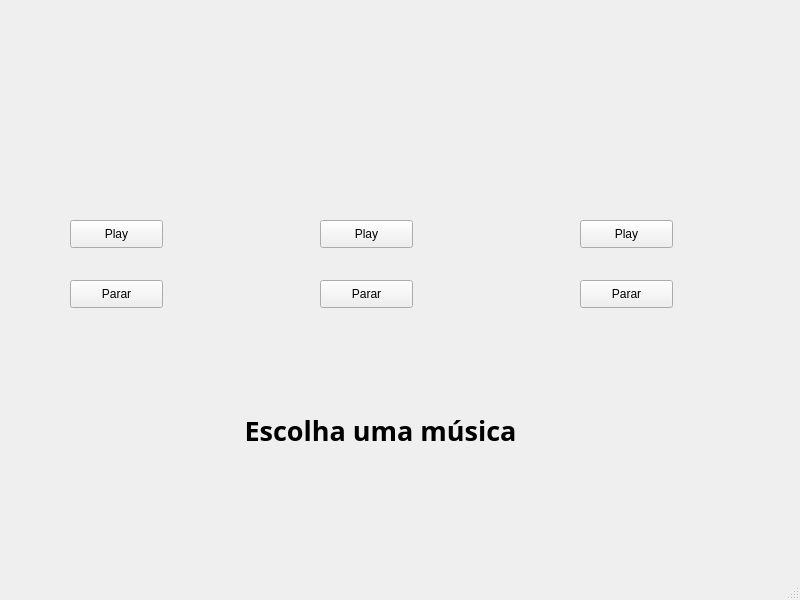
First picture: the form in reprodutormusical.ui, repository eridangs/QTdesigner, before the edit.
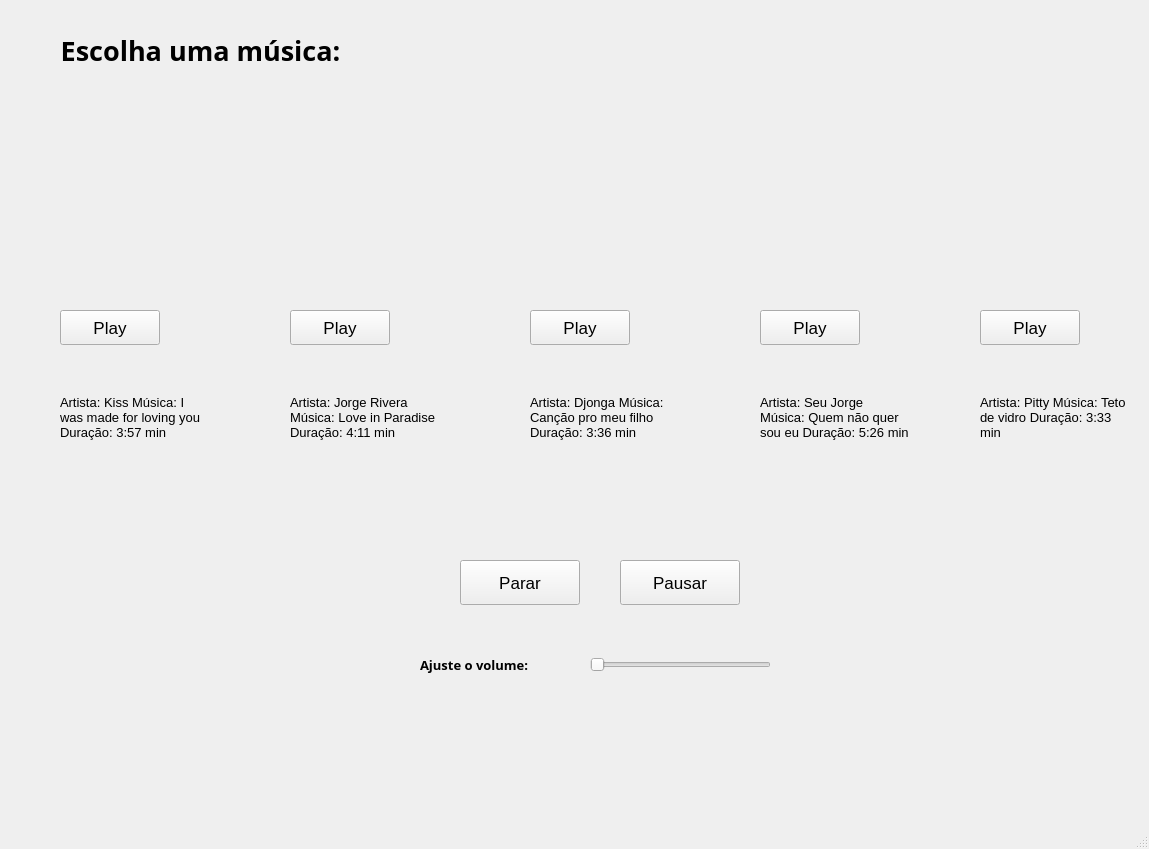
Second picture: the form after the edit. Icons and pictures are not drawn.

The edit to the form file:
```diff
--- a/reprodutormusical.ui
+++ b/reprodutormusical.ui
@@ -6,8 +6,8 @@
    <rect>
     <x>0</x>
     <y>0</y>
-    <width>800</width>
-    <height>600</height>
+    <width>1149</width>
+    <height>849</height>
    </rect>
   </property>
   <property name="windowTitle">
@@ -17,25 +17,55 @@
    <widget class="QPushButton" name="pushButton_play">
     <property name="geometry">
      <rect>
-      <x>70</x>
-      <y>220</y>
-      <width>93</width>
-      <height>28</height>
+      <x>60</x>
+      <y>310</y>
+      <width>100</width>
+      <height>35</height>
      </rect>
     </property>
+    <property name="baseSize">
+     <size>
+      <width>10</width>
+      <height>10</height>
+     </size>
+    </property>
+    <property name="font">
+     <font>
+      <pointsize>13</pointsize>
+      <weight>50</weight>
+      <bold>false</bold>
+     </font>
+    </property>
+    <property name="cursor">
+     <cursorShape>PointingHandCursor</cursorShape>
+    </property>
     <property name="text">
      <string>Play</string>
     </property>
+    <property name="checkable">
+     <bool>false</bool>
+    </property>
    </widget>
-   <widget class="QPushButton" name="pushButton_stop_1">
+   <widget class="QPushButton" name="pushButton_stop">
     <property name="geometry">
      <rect>
-      <x>70</x>
-      <y>280</y>
-      <width>93</width>
-      <height>28</height>
+      <x>460</x>
+      <y>560</y>
+      <width>120</width>
+      <height>45</height>
      </rect>
     </property>
+    <property name="font">
+     <font>
+      <pointsize>13</pointsize>
+     </font>
+    </property>
+    <property name="cursor">
+     <cursorShape>PointingHandCursor</cursorShape>
+    </property>
+    <property name="acceptDrops">
+     <bool>false</bool>
+    </property>
     <property name="text">
      <string>Parar</string>
     </property>
@@ -43,12 +73,18 @@
    <widget class="QLabel" name="label_imagem_1">
     <property name="geometry">
      <rect>
-      <x>30</x>
-      <y>50</y>
-      <width>161</width>
-      <height>141</height>
+      <x>50</x>
+      <y>170</y>
+      <width>130</width>
+      <height>125</height>
      </rect>
     </property>
+    <property name="sizeIncrement">
+     <size>
+      <width>10</width>
+      <height>10</height>
+     </size>
+    </property>
     <property name="text">
      <string/>
     </property>
@@ -58,102 +94,79 @@
     <property name="scaledContents">
      <bool>true</bool>
     </property>
+    <property name="openExternalLinks">
+     <bool>false</bool>
+    </property>
    </widget>
    <widget class="QPushButton" name="pushButton_play_2">
     <property name="geometry">
      <rect>
-      <x>320</x>
-      <y>220</y>
-      <width>93</width>
-      <height>28</height>
-     </rect>
-    </property>
-    <property name="text">
-     <string>Play</string>
-    </property>
-   </widget>
-   <widget class="QPushButton" name="pushButton_stop_2">
-    <property name="geometry">
-     <rect>
-      <x>320</x>
-      <y>280</y>
-      <width>93</width>
-      <height>28</height>
-     </rect>
-    </property>
-    <property name="text">
-     <string>Parar</string>
-    </property>
-   </widget>
-   <widget class="QLabel" name="label_imagem_2">
-    <property name="geometry">
-     <rect>
       <x>290</x>
-      <y>50</y>
-      <width>161</width>
-      <height>141</height>
+      <y>310</y>
+      <width>100</width>
+      <height>35</height>
      </rect>
     </property>
-    <property name="text">
-     <string/>
+    <property name="baseSize">
+     <size>
+      <width>10</width>
+      <height>10</height>
+     </size>
     </property>
-    <property name="pixmap">
-     <pixmap>spotify-icon-free-png.webp</pixmap>
+    <property name="font">
+     <font>
+      <pointsize>13</pointsize>
+      <weight>50</weight>
+      <bold>false</bold>
+     </font>
     </property>
-    <property name="scaledContents">
-     <bool>true</bool>
+    <property name="cursor">
+     <cursorShape>PointingHandCursor</cursorShape>
     </property>
-   </widget>
-   <widget class="QPushButton" name="pushButton_stop_3">
-    <property name="geometry">
-     <rect>
-      <x>580</x>
-      <y>280</y>
-      <width>93</width>
-      <height>28</height>
-     </rect>
-    </property>
     <property name="text">
-     <string>Parar</string>
+     <string>Play</string>
+    </property>
+    <property name="checkable">
+     <bool>false</bool>
     </property>
    </widget>
    <widget class="QPushButton" name="pushButton_play_3">
     <property name="geometry">
      <rect>
-      <x>580</x>
-      <y>220</y>
-      <width>93</width>
-      <height>28</height>
+      <x>530</x>
+      <y>310</y>
+      <width>100</width>
+      <height>35</height>
      </rect>
     </property>
+    <property name="baseSize">
+     <size>
+      <width>10</width>
+      <height>10</height>
+     </size>
+    </property>
+    <property name="font">
+     <font>
+      <pointsize>13</pointsize>
+      <weight>50</weight>
+      <bold>false</bold>
+     </font>
+    </property>
+    <property name="cursor">
+     <cursorShape>PointingHandCursor</cursorShape>
+    </property>
     <property name="text">
      <string>Play</string>
     </property>
-   </widget>
-   <widget class="QLabel" name="label_imagem_3">
-    <property name="geometry">
-     <rect>
-      <x>540</x>
-      <y>50</y>
-      <width>161</width>
-      <height>141</height>
-     </rect>
+    <property name="checkable">
+     <bool>false</bool>
     </property>
-    <property name="text">
-     <string/>
-    </property>
-    <property name="pixmap">
-     <pixmap>spotify-icon-free-png.webp</pixmap>
-    </property>
-    <property name="scaledContents">
-     <bool>true</bool>
-    </property>
    </widget>
-   <widget class="QLabel" name="label">
+   <widget class="QLabel" name="label_titulo">
     <property name="geometry">
      <rect>
-      <x>200</x>
-      <y>400</y>
+      <x>20</x>
+      <y>20</y>
       <width>361</width>
       <height>61</height>
      </rect>
@@ -167,7 +180,7 @@
      </font>
     </property>
     <property name="text">
-     <string>Escolha uma música</string>
+     <string>Escolha uma música:</string>
     </property>
     <property name="alignment">
      <set>Qt::AlignCenter</set>
@@ -176,13 +189,352 @@
      <number>1</number>
     </property>
    </widget>
+   <widget class="QPushButton" name="pushButton_pausar">
+    <property name="geometry">
+     <rect>
+      <x>620</x>
+      <y>560</y>
+      <width>120</width>
+      <height>45</height>
+     </rect>
+    </property>
+    <property name="font">
+     <font>
+      <pointsize>13</pointsize>
+     </font>
+    </property>
+    <property name="cursor">
+     <cursorShape>PointingHandCursor</cursorShape>
+    </property>
+    <property name="acceptDrops">
+     <bool>false</bool>
+    </property>
+    <property name="text">
+     <string>Pausar</string>
+    </property>
+   </widget>
+   <widget class="QSlider" name="horizontalSlider_volume">
+    <property name="geometry">
+     <rect>
+      <x>590</x>
+      <y>650</y>
+      <width>181</width>
+      <height>30</height>
+     </rect>
+    </property>
+    <property name="orientation">
+     <enum>Qt::Horizontal</enum>
+    </property>
+   </widget>
+   <widget class="QLabel" name="label_imagem_2">
+    <property name="geometry">
+     <rect>
+      <x>270</x>
+      <y>170</y>
+      <width>130</width>
+      <height>125</height>
+     </rect>
+    </property>
+    <property name="sizeIncrement">
+     <size>
+      <width>10</width>
+      <height>10</height>
+     </size>
+    </property>
+    <property name="text">
+     <string/>
+    </property>
+    <property name="pixmap">
+     <pixmap>spotify-icon-free-png.webp</pixmap>
+    </property>
+    <property name="scaledContents">
+     <bool>true</bool>
+    </property>
+    <property name="openExternalLinks">
+     <bool>false</bool>
+    </property>
+   </widget>
+   <widget class="QLabel" name="label_imagem_3">
+    <property name="geometry">
+     <rect>
+      <x>510</x>
+      <y>170</y>
+      <width>130</width>
+      <height>125</height>
+     </rect>
+    </property>
+    <property name="sizeIncrement">
+     <size>
+      <width>10</width>
+      <height>10</height>
+     </size>
+    </property>
+    <property name="text">
+     <string/>
+    </property>
+    <property name="pixmap">
+     <pixmap>spotify-icon-free-png.webp</pixmap>
+    </property>
+    <property name="scaledContents">
+     <bool>true</bool>
+    </property>
+    <property name="openExternalLinks">
+     <bool>false</bool>
+    </property>
+   </widget>
+   <widget class="QPushButton" name="pushButton_play_4">
+    <property name="geometry">
+     <rect>
+      <x>760</x>
+      <y>310</y>
+      <width>100</width>
+      <height>35</height>
+     </rect>
+    </property>
+    <property name="baseSize">
+     <size>
+      <width>10</width>
+      <height>10</height>
+     </size>
+    </property>
+    <property name="font">
+     <font>
+      <pointsize>13</pointsize>
+      <weight>50</weight>
+      <bold>false</bold>
+     </font>
+    </property>
+    <property name="cursor">
+     <cursorShape>PointingHandCursor</cursorShape>
+    </property>
+    <property name="text">
+     <string>Play</string>
+    </property>
+    <property name="checkable">
+     <bool>false</bool>
+    </property>
+   </widget>
+   <widget class="QLabel" name="label_imagem_4">
+    <property name="geometry">
+     <rect>
+      <x>740</x>
+      <y>170</y>
+      <width>130</width>
+      <height>125</height>
+     </rect>
+    </property>
+    <property name="sizeIncrement">
+     <size>
+      <width>10</width>
+      <height>10</height>
+     </size>
+    </property>
+    <property name="text">
+     <string/>
+    </property>
+    <property name="pixmap">
+     <pixmap>spotify-icon-free-png.webp</pixmap>
+    </property>
+    <property name="scaledContents">
+     <bool>true</bool>
+    </property>
+    <property name="openExternalLinks">
+     <bool>false</bool>
+    </property>
+   </widget>
+   <widget class="QPushButton" name="pushButton_play_5">
+    <property name="geometry">
+     <rect>
+      <x>980</x>
+      <y>310</y>
+      <width>100</width>
+      <height>35</height>
+     </rect>
+    </property>
+    <property name="baseSize">
+     <size>
+      <width>10</width>
+      <height>10</height>
+     </size>
+    </property>
+    <property name="font">
+     <font>
+      <pointsize>13</pointsize>
+      <weight>50</weight>
+      <bold>false</bold>
+     </font>
+    </property>
+    <property name="cursor">
+     <cursorShape>PointingHandCursor</cursorShape>
+    </property>
+    <property name="text">
+     <string>Play</string>
+    </property>
+    <property name="checkable">
+     <bool>false</bool>
+    </property>
+   </widget>
+   <widget class="QLabel" name="label_imagem_5">
+    <property name="geometry">
+     <rect>
+      <x>960</x>
+      <y>170</y>
+      <width>130</width>
+      <height>125</height>
+     </rect>
+    </property>
+    <property name="sizeIncrement">
+     <size>
+      <width>10</width>
+      <height>10</height>
+     </size>
+    </property>
+    <property name="text">
+     <string/>
+    </property>
+    <property name="pixmap">
+     <pixmap>spotify-icon-free-png.webp</pixmap>
+    </property>
+    <property name="scaledContents">
+     <bool>true</bool>
+    </property>
+    <property name="openExternalLinks">
+     <bool>false</bool>
+    </property>
+   </widget>
+   <widget class="QLabel" name="label">
+    <property name="geometry">
+     <rect>
+      <x>420</x>
+      <y>650</y>
+      <width>161</width>
+      <height>30</height>
+     </rect>
+    </property>
+    <property name="font">
+     <font>
+      <family>MS Gothic</family>
+      <pointsize>10</pointsize>
+      <weight>75</weight>
+      <bold>true</bold>
+     </font>
+    </property>
+    <property name="text">
+     <string>Ajuste o volume:</string>
+    </property>
+   </widget>
+   <widget class="QLabel" name="label_2">
+    <property name="geometry">
+     <rect>
+      <x>60</x>
+      <y>360</y>
+      <width>150</width>
+      <height>115</height>
+     </rect>
+    </property>
+    <property name="font">
+     <font>
+      <pointsize>10</pointsize>
+     </font>
+    </property>
+    <property name="text">
+     <string>Artista: Kiss Música: I was made for loving you Duração: 3:57 min</string>
+    </property>
+    <property name="wordWrap">
+     <bool>true</bool>
+    </property>
+   </widget>
+   <widget class="QLabel" name="label_3">
+    <property name="geometry">
+     <rect>
+      <x>530</x>
+      <y>360</y>
+      <width>150</width>
+      <height>115</height>
+     </rect>
+    </property>
+    <property name="font">
+     <font>
+      <pointsize>10</pointsize>
+     </font>
+    </property>
+    <property name="text">
+     <string>Artista: Djonga Música: Canção pro meu filho  Duração: 3:36 min</string>
+    </property>
+    <property name="wordWrap">
+     <bool>true</bool>
+    </property>
+   </widget>
+   <widget class="QLabel" name="label_4">
+    <property name="geometry">
+     <rect>
+      <x>290</x>
+      <y>360</y>
+      <width>150</width>
+      <height>115</height>
+     </rect>
+    </property>
+    <property name="font">
+     <font>
+      <pointsize>10</pointsize>
+     </font>
+    </property>
+    <property name="text">
+     <string>Artista: Jorge Rivera Música: Love in Paradise Duração: 4:11 min</string>
+    </property>
+    <property name="wordWrap">
+     <bool>true</bool>
+    </property>
+   </widget>
+   <widget class="QLabel" name="label_5">
+    <property name="geometry">
+     <rect>
+      <x>760</x>
+      <y>360</y>
+      <width>150</width>
+      <height>115</height>
+     </rect>
+    </property>
+    <property name="font">
+     <font>
+      <pointsize>10</pointsize>
+     </font>
+    </property>
+    <property name="text">
+     <string>Artista: Seu Jorge Música: Quem não quer sou eu Duração: 5:26 min</string>
+    </property>
+    <property name="wordWrap">
+     <bool>true</bool>
+    </property>
+   </widget>
+   <widget class="QLabel" name="label_6">
+    <property name="geometry">
+     <rect>
+      <x>980</x>
+      <y>360</y>
+      <width>150</width>
+      <height>115</height>
+     </rect>
+    </property>
+    <property name="font">
+     <font>
+      <pointsize>10</pointsize>
+     </font>
+    </property>
+    <property name="text">
+     <string>Artista: Pitty Música: Teto de vidro Duração: 3:33 min</string>
+    </property>
+    <property name="wordWrap">
+     <bool>true</bool>
+    </property>
+   </widget>
   </widget>
   <widget class="QMenuBar" name="menubar">
    <property name="geometry">
     <rect>
      <x>0</x>
      <y>0</y>
-     <width>800</width>
+     <width>1149</width>
      <height>26</height>
     </rect>
    </property>
```
